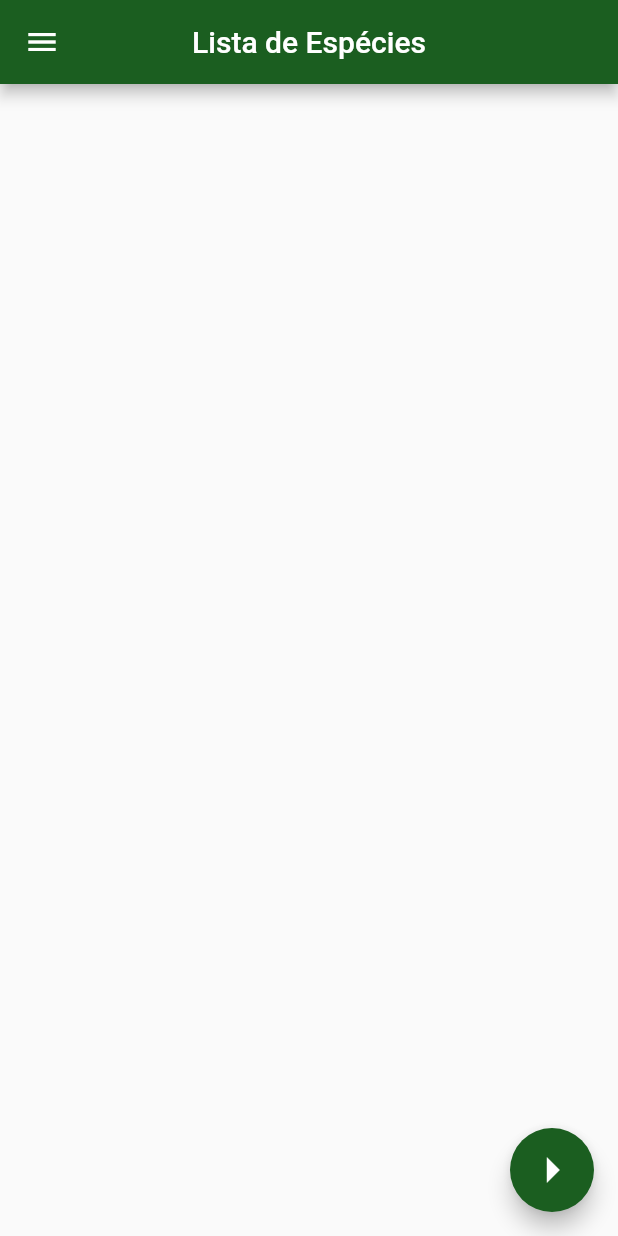
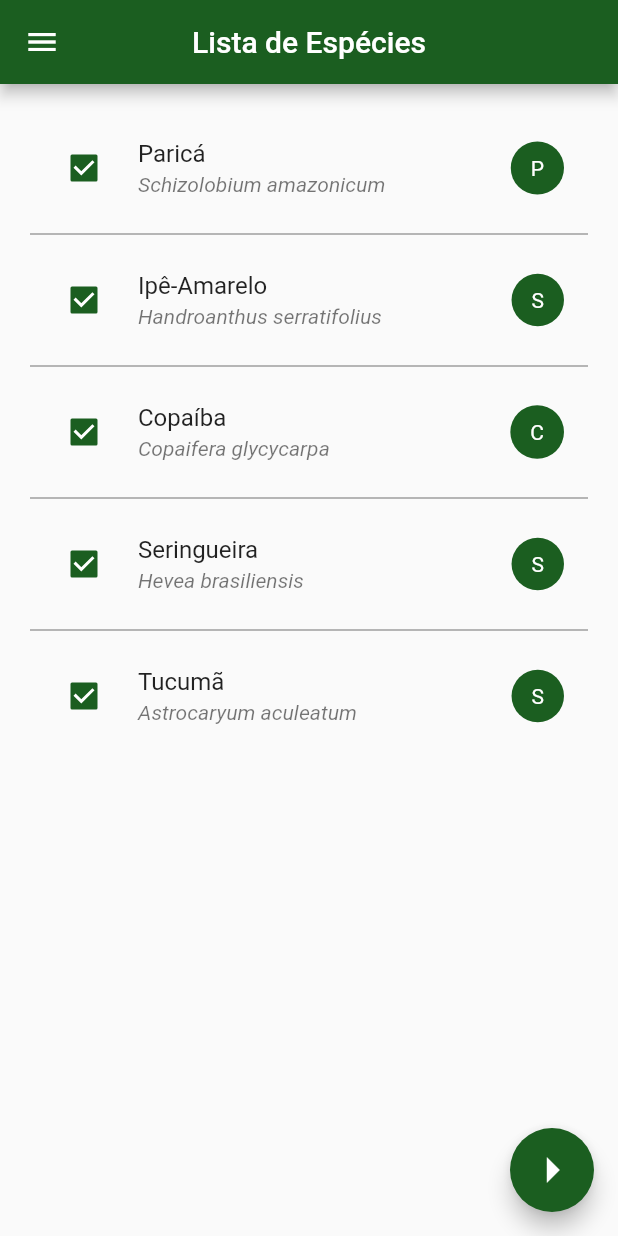
Before and after one commit to CaioPellicani/app_fatec_reflorestando, a Flutter app: the Tela_07_RelEspecies screen opened by its route, on a phone screen of 412 x 824 dp. Run offline on Flutter 3.47's test engine with Material 2 defaults, Android fonts, the phone set to English and light mode, and no system bars.

Commit message:
X_tela 6 /  Listas de especies estatica

```diff
--- a/lib/classe_projeto.dart
+++ b/lib/classe_projeto.dart
@@ -1,5 +1,7 @@
+
 class ProjetoReflorestamento{
 
+  String nomeProjeto;
   String bioma;
   bool margemDeRio;
   bool topoDeMorro;
@@ -9,12 +11,15 @@ class ProjetoReflorestamento{
   double percentMisto;
   double areaTotal;
   double distanciaCovas;
-  List<String> especies = [];
+  List especies;
 
 
-  void definirEspecies(){
+  void carregarEspecies(String teste){
+    //especies.add( "Tabebuia" );
 
+    print( teste );
   }
+
 
   void exportar(){
 
--- a/lib/main.dart
+++ b/lib/main.dart
@@ -9,6 +9,7 @@ import 'tela_06_rel_preliminar.dart';
 import 'tela_07_rel_especies.dart';
 import 'tela_08_exportar.dart';
 
+const double valorPadding = 20;
 
 var scaffoldKey = GlobalKey<ScaffoldState>();
 
@@ -22,7 +23,6 @@ void main() {
         primaryColor: Colors.green[900],
         backgroundColor: Colors.green[200],
         fontFamily: 'Roboto',
-
       ),
 
       initialRoute: '/tela_01',
--- a/lib/tela_01_login.dart
+++ b/lib/tela_01_login.dart
@@ -31,8 +31,8 @@ class _Tela_01_LoginState extends State<Tela_01_Login>{
              padding: EdgeInsets.all(20),
               child:  Image.asset("imagens/forest.png", scale: 3, )
             ),
-            caixaTexto('Usuário', txtUsuario),
-            caixaTexto('Senha', txtSenha),
+            caixaTexto('Usuário', txtUsuario, false),
+            caixaTexto('Senha', txtSenha, false),
             botaoLogin(context, scaffoldKey, txtUsuario, txtSenha),
           ]
         )
--- a/lib/tela_03_menu.dart
+++ b/lib/tela_03_menu.dart
@@ -1,6 +1,4 @@
 import 'package:flutter/material.dart';
-import 'package:flutter/src/material/icons.dart';
-import 'package:flutter/src/material/material_localizations.dart';
 import 'main.dart';
 import 'meus_widgets.dart';
 
@@ -17,7 +15,7 @@ class Tela_03_Menu extends StatelessWidget {
       body: Container(
         child: Center(
           child: ListView(
-            padding: EdgeInsets.all( 10 ),
+            padding: EdgeInsets.all( valorPadding ),
             shrinkWrap: true,
             children: [
               botaoSimples('Reflorestamento', '/tela_04', context, true),
--- a/lib/tela_06_rel_preliminar.dart
+++ b/lib/tela_06_rel_preliminar.dart
@@ -1,6 +1,4 @@
 import 'package:flutter/material.dart';
-import 'package:flutter/src/material/icons.dart';
-import 'package:flutter/src/material/material_localizations.dart';
 import 'meus_widgets.dart';
 import 'classe_projeto.dart';
 
@@ -15,7 +13,7 @@ class _Tela_06_RelPreliminarState extends State<Tela_06_RelPreliminar> {
 
   @override
   Widget build(BuildContext context) {
-    var oMeuReflorestamento = ModalRoute.of(context).settings.arguments;
+    ProjetoReflorestamento oMeuReflorestamento = ModalRoute.of(context).settings.arguments;
 
     return Scaffold(
       key: scaffoldKey,
--- a/lib/tela_07_rel_especies.dart
+++ b/lib/tela_07_rel_especies.dart
@@ -1,7 +1,6 @@
 import 'package:flutter/material.dart';
-import 'package:flutter/src/material/icons.dart';
-import 'package:flutter/src/material/material_localizations.dart';
 import 'meus_widgets.dart';
+import 'main.dart';
 import 'classe_projeto.dart';
 
 class Tela_07_RelEspecies extends StatefulWidget {
@@ -10,11 +9,39 @@ class Tela_07_RelEspecies extends StatefulWidget {
 }
 
 class _Tela_07_RelEspeciesState extends State<Tela_07_RelEspecies>{
- var scaffoldKey = GlobalKey<ScaffoldState>();
+  var scaffoldKey = GlobalKey<ScaffoldState>();
+  List<bool> checkBox = [true, true, true, true, true];
+  List<String> nomePopular = [];
+  List<String> nomeCientifico = [];
+  List<String> funcaoEcologica = [];
 
+  void initState(){
+    nomePopular.add('Paricá');
+    nomeCientifico.add('Schizolobium amazonicum');
+    funcaoEcologica.add('P');
+
+    nomePopular.add('Ipê-Amarelo');
+    nomeCientifico.add('Handroanthus serratifolius');
+    funcaoEcologica.add('S');
+
+    nomePopular.add('Copaíba');
+    nomeCientifico.add('Copaifera glycycarpa');
+    funcaoEcologica.add('C');
+
+    nomePopular.add('Seringueira');
+    nomeCientifico.add('Hevea brasiliensis');
+    funcaoEcologica.add('S');
+
+    nomePopular.add('Tucumã');
+    nomeCientifico.add('Astrocaryum aculeatum');
+    funcaoEcologica.add('S');
+
+    super.initState();
+  }
   @override
+
   Widget build(BuildContext context) {
-    var oMeuReflorestamento = ModalRoute.of(context).settings.arguments;
+    ProjetoReflorestamento oMeuReflorestamento = ModalRoute.of(context).settings.arguments;
 
     return Scaffold(
       key: scaffoldKey,
@@ -23,7 +50,38 @@ class _Tela_07_RelEspeciesState extends State<Tela_07_RelEspecies>{
       drawerEnableOpenDragGesture: false,
       floatingActionButton: botaoProximo( '/tela_08', context, oMeuReflorestamento),
 
-      body: Container(),
+      body: Container(
+        padding: EdgeInsets.all(valorPadding),
+        child: ListView.separated(
+          itemBuilder: (context,index){
+            return CheckboxListTile(
+              title: Text( nomePopular[index] ),
+              subtitle: Text( nomeCientifico[index], style: TextStyle( fontStyle: FontStyle.italic),),
+              secondary: Container(
+                padding: EdgeInsets.all(valorPadding / 1.5),
+                decoration: BoxDecoration(
+                  shape: BoxShape.circle,
+                  color: Theme.of(context).primaryColor,
+                ),
+                child: Text( funcaoEcologica[index], style: TextStyle( color: Colors.white),)
+              ),
+              controlAffinity: ListTileControlAffinity.leading,
+              value: checkBox[index],
+              onChanged: ( bool value ){
+                setState(() {
+                  checkBox[index] = value;
+                });
+              },
+              activeColor: Theme.of(context).primaryColor,
+            );
+          },
+          separatorBuilder: (context, index){
+            return Divider(thickness: 1, color: Colors.grey);
+          },
+          itemCount: 5,
+        ),
+
+      ),
     );
   }
 }
```
Also changed, not shown: lib/meus_widgets.dart (+41 -14 lines), lib/tela_02_sobre.dart (+4 -3 lines), lib/tela_04_bioma.dart (+7 -8 lines), lib/tela_05_terreno.dart (+12 -11 lines), lib/tela_08_exportar.dart (+16 -6 lines), 1 other file.
